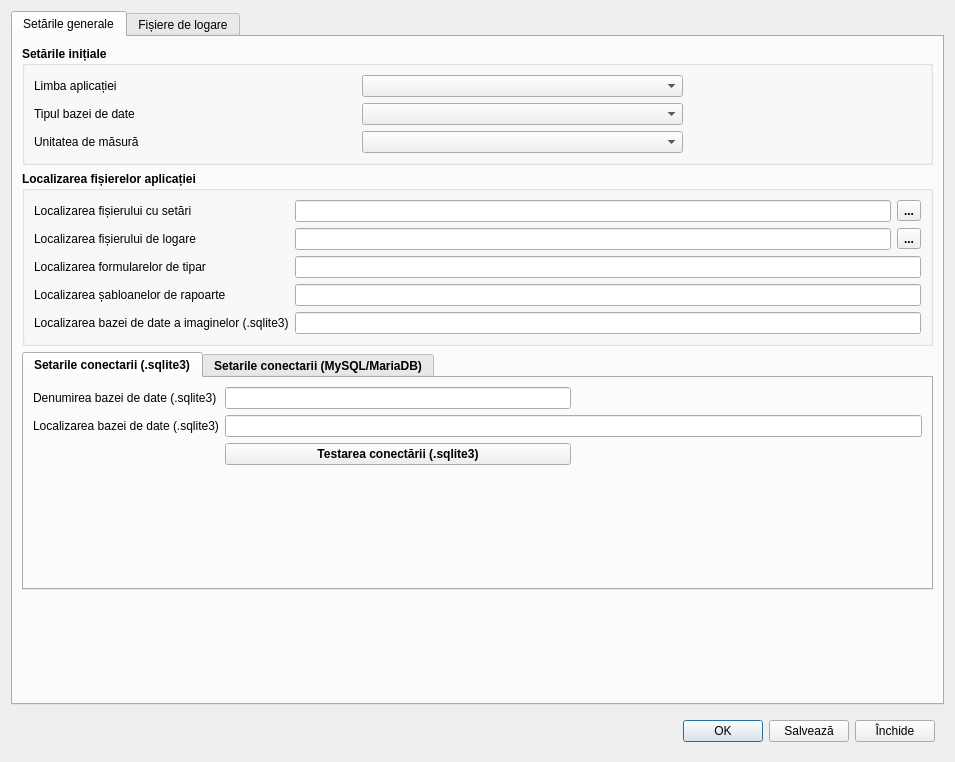
Old version of the form data/appsettings.ui in the repository debalex77/USG.
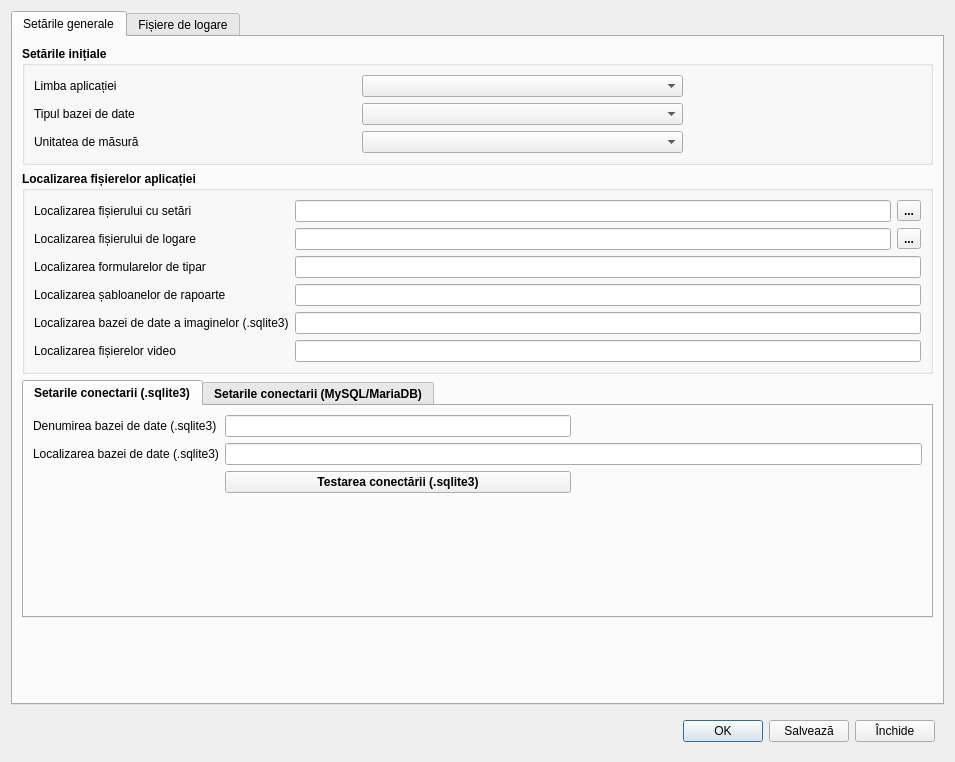
New version of the form. Icons and pictures are not drawn.

The edit to the form file:
```diff
--- a/data/appsettings.ui
+++ b/data/appsettings.ui
@@ -360,6 +360,27 @@
             </property>
            </widget>
           </item>
+          <item row="5" column="2" colspan="2">
+           <widget class="QLineEdit" name="txtPathVideo">
+            <property name="font">
+             <font>
+              <bold>false</bold>
+             </font>
+            </property>
+           </widget>
+          </item>
+          <item row="5" column="0">
+           <widget class="QLabel" name="label_19">
+            <property name="font">
+             <font>
+              <bold>false</bold>
+             </font>
+            </property>
+            <property name="text">
+             <string>Localizarea fișierelor video</string>
+            </property>
+           </widget>
+          </item>
          </layout>
         </widget>
        </item>
```
Left out of the diff: 210 changed lines with no effect on the pictures.
